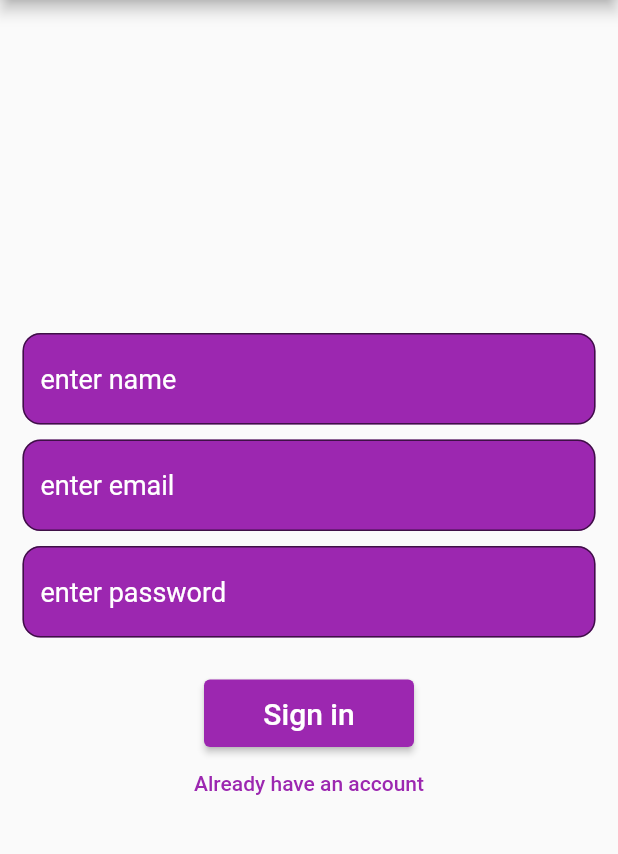
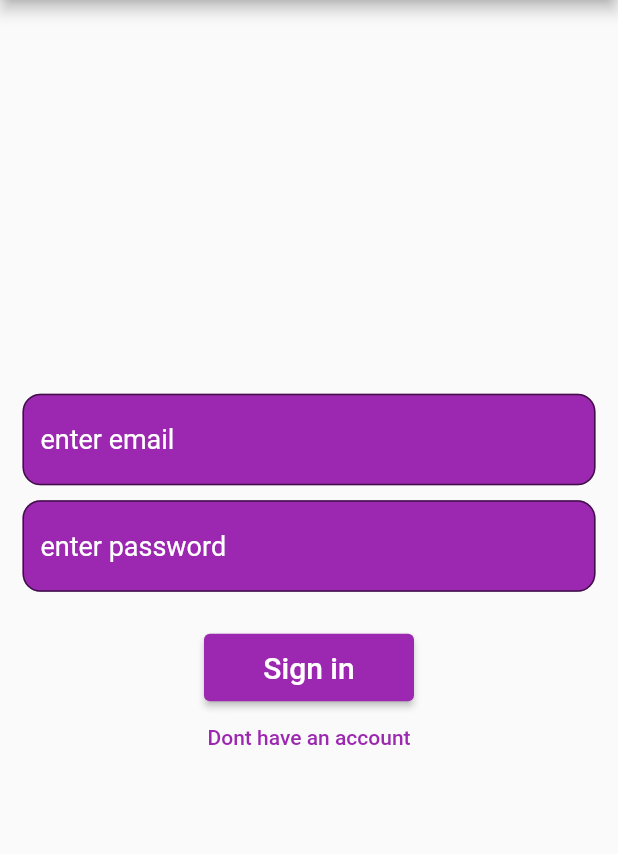
Before and after one commit to Abhiinav7/todo_app, a Flutter app: the screen it shows after launch, after a tap on "Already have an account", after a tap on "Dont have an account", on a phone screen of 412 x 824 dp, the part 84-938 px from its top. Run offline on Flutter 3.47's test engine with Material 2 defaults, Android fonts, the phone set to English and light mode, and no system bars; our stand-ins replace cloud_firestore, firebase_auth, firebase_core, fluttertoast, google_fonts; accounts and stored records are empty.

Commit message:
signIn page updated

```diff
--- a/lib/authentication/create.dart
+++ b/lib/authentication/create.dart
@@ -2,6 +2,8 @@ import 'package:cloud_firestore/cloud_firestore.dart';
 import 'package:firebase_auth/firebase_auth.dart';
 import 'package:flutter/material.dart';
 import 'package:google_fonts/google_fonts.dart';
+import 'package:fluttertoast/fluttertoast.dart';
+import '../screens/home.dart';
 
 class AuthCreate extends StatefulWidget {
   const AuthCreate({super.key});
@@ -25,10 +27,17 @@ class _AuthCreateState extends State<AuthCreate> {
       try {
         final ref = await FirebaseAuth.instance.signInWithEmailAndPassword(
             email: email, password: password);
-        print("///////////login succes//////////");
+        Navigator.push(context, MaterialPageRoute(builder: (context) => MyHome(),));
       }
       on FirebaseAuthException catch (e) {
-        print("/////////error=${e}///////");
+        print("/////////error=${e.code}///////");
+        if(e.code=="INVALID_LOGIN_CREDENTIALS"){
+          ScaffoldMessenger.of(context).showSnackBar(SnackBar(
+            action: SnackBarAction(
+                label: "try again", onPressed: (){}),
+            behavior: SnackBarBehavior.floating,
+              content: Text("email or password is incorrect")));
+        }
       }
     }
     else {
@@ -36,10 +45,26 @@ class _AuthCreateState extends State<AuthCreate> {
         final f = await FirebaseAuth.instance
             .createUserWithEmailAndPassword(
             email: email, password: password);
-        print("///////////account created///////////");
-        // String userId = f.user!.uid;
-        // cl.doc(userId)
-        //     .set({"username": name, "email": email});
+
+
+        String userId = f.user!.uid;
+        cl.doc(userId)
+            .set({"username": name, "email": email});
+
+        Navigator.push(context, MaterialPageRoute(builder: (context) => MyHome(),));
+        return Fluttertoast.showToast(
+          msg: "Account create succesfully",
+          toastLength: Toast.LENGTH_SHORT, // Toast duration (SHORT or LONG)
+          gravity: ToastGravity.BOTTOM, // Toast gravity (TOP, CENTER, or BOTTOM)
+          timeInSecForIosWeb: 1, // Duration for iOS and web
+          backgroundColor: Colors.grey, // Background color
+          textColor: Colors.white, // Text color
+          fontSize: 20.0, // Text font size
+
+        );
+
+
+
       } on FirebaseAuthException catch (e) {
         print("/////////////error=${e.code}////////////////////");
       }
@@ -53,7 +78,7 @@ class _AuthCreateState extends State<AuthCreate> {
 
   final _formkey = GlobalKey<FormState>();
   bool isLogin = false;
-  bool isNot = false;
+
 
 
 
@@ -96,28 +121,7 @@ class _AuthCreateState extends State<AuthCreate> {
                                       borderRadius: BorderRadius.circular(12),
                                       borderSide: BorderSide())),
                             ),
-                      isNot? TextFormField(
-                        key: ValueKey("name"),
-                        validator: (value) {
-                          if (value.toString().isEmpty) {
-                            return "Field cannot be empty";
-                          } else if (value.toString().length <= 4) {
-                            return "must contain 5 characters";
-                          }
 
-                          return null;
-                        },
-                        onSaved: (newValue) => _name = newValue!,
-                        decoration: InputDecoration(
-                            hintText: "enter name",
-                            hintStyle: GoogleFonts.roboto(
-                                color: Colors.white, fontSize: 18),
-                            filled: true,
-                            fillColor: Colors.purple,
-                            border: OutlineInputBorder(
-                                borderRadius: BorderRadius.circular(12),
-                                borderSide: BorderSide())),
-                      ):Container(),
                       SizedBox(
                         height: 10,
                       ),
@@ -201,17 +205,9 @@ class _AuthCreateState extends State<AuthCreate> {
                             isLogin = true;
                           });
                         },
-                        child: isLogin
-                            ? GestureDetector(
-                            onTap: (){
-                             setState(() {
-                               isNot=true;
+                        child:isLogin? Text("Dont have an account"):Text("Already have an account")),
 
-                             });
-                            },
-                            child:isNot? Text("Already have an account"): Text("Dont have an account"))
-                            : GestureDetector(child: Text("Already have an account")),
-                      )
+
                     ],
                   )),
             )
--- a/pubspec.yaml
+++ b/pubspec.yaml
@@ -39,6 +39,7 @@ dependencies:
   firebase_auth: ^4.13.0
   google_fonts: ^6.1.0
   cloud_firestore: ^4.13.0
+  fluttertoast: ^8.2.4
 
 dev_dependencies:
   flutter_test:
```
Also changed, not shown: pubspec.lock, 1 other file.
